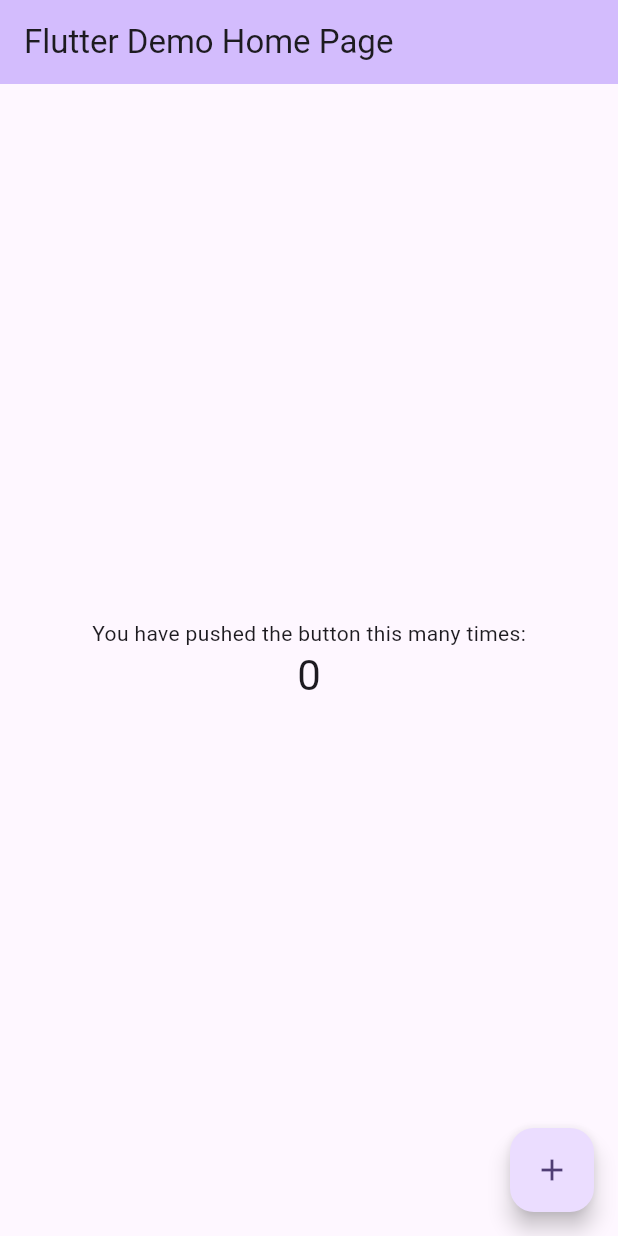
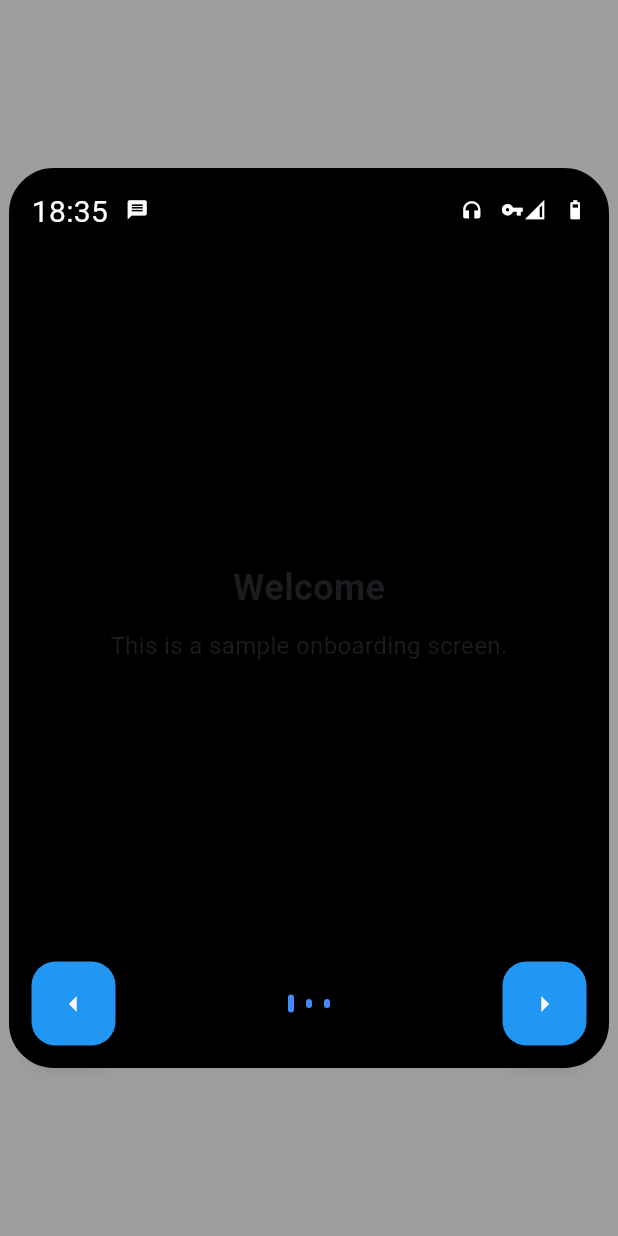
Before and after one commit to Maikaru-Sensei/Maikaru-Sensei.github.io, a Flutter app: the screen it shows after launch, on a phone screen of 412 x 824 dp. Run offline on Flutter 3.47's test engine with Material 3 defaults, Android fonts, the phone set to English and light mode, and no system bars.

Commit message:
add device

```diff
--- a/lib/main.dart
+++ b/lib/main.dart
@@ -1,4 +1,5 @@
 import 'package:flutter/material.dart';
+import 'package:github_io/widgets/onboarding_slider.dart';
 
 void main() {
   runApp(const MyApp());
@@ -7,15 +8,19 @@ void main() {
 class MyApp extends StatelessWidget {
   const MyApp({super.key});
 
-  // This widget is the root of your application.
   @override
   Widget build(BuildContext context) {
     return MaterialApp(
-      title: 'My Flutter Web App',
+      title: 'Michael',
       theme: ThemeData(
-        colorScheme: ColorScheme.fromSeed(seedColor: Colors.deepPurple),
-        useMaterial3: true,
+        scaffoldBackgroundColor: Colors.grey,
+        buttonTheme: const ButtonThemeData(
+          buttonColor: Colors.blue,
+          textTheme: ButtonTextTheme.primary,
+        ),
+        primarySwatch: Colors.blue,
       ),
+      color: Colors.black,
       home: const MyHomePage(title: 'Flutter Demo Home Page'),
     );
   }
@@ -31,60 +36,23 @@ class MyHomePage extends StatefulWidget {
 }
 
 class _MyHomePageState extends State<MyHomePage> {
-  int _counter = 0;
-
-  void _incrementCounter() {
-    setState(() {
-      _counter++;
-    });
-  }
-
   @override
   Widget build(BuildContext context) {
     return Scaffold(
-      appBar: AppBar(
-        // TRY THIS: Try changing the color here to a specific color (to
-        // Colors.amber, perhaps?) and trigger a hot reload to see the AppBar
-        // change color while the other colors stay the same.
-        backgroundColor: Theme.of(context).colorScheme.inversePrimary,
-        // Here we take the value from the MyHomePage object that was created by
-        // the App.build method, and use it to set our appbar title.
-        title: Text(widget.title),
-      ),
       body: Center(
-        // Center is a layout widget. It takes a single child and positions it
-        // in the middle of the parent.
-        child: Column(
-          // Column is also a layout widget. It takes a list of children and
-          // arranges them vertically. By default, it sizes itself to fit its
-          // children horizontally, and tries to be as tall as its parent.
-          //
-          // Column has various properties to control how it sizes itself and
-          // how it positions its children. Here we use mainAxisAlignment to
-          // center the children vertically; the main axis here is the vertical
-          // axis because Columns are vertical (the cross axis would be
-          // horizontal).
-          //
-          // TRY THIS: Invoke "debug painting" (choose the "Toggle Debug Paint"
-          // action in the IDE, or press "p" in the console), to see the
-          // wireframe for each widget.
-          mainAxisAlignment: MainAxisAlignment.center,
-          children: <Widget>[
-            const Text(
-              'You have pushed the button this many times:',
-            ),
-            Text(
-              '$_counter',
-              style: Theme.of(context).textTheme.headlineMedium,
-            ),
-          ],
+          child: Container(
+        width: 400,
+        height: 600,
+        decoration: BoxDecoration(
+          color: Colors.black,
+          borderRadius: BorderRadius.circular(30),
+          border: Border.all(color: Colors.black, width: 5),
         ),
-      ),
-      floatingActionButton: FloatingActionButton(
-        onPressed: _incrementCounter,
-        tooltip: 'Increment',
-        child: const Icon(Icons.add),
-      ), // This trailing comma makes auto-formatting nicer for build methods.
+        child: Padding(
+          padding: const EdgeInsets.all(10.0),
+          child: OnboardingSlider(), // Place the onboarding slider here
+        ),
+      )),
     );
   }
 }
--- /dev/null
+++ b/lib/widgets/onboarding_indicator.dart
@@ -0,0 +1,19 @@
+import 'package:flutter/material.dart';
+
+class OnboardingIndicator extends StatelessWidget {
+  final bool isActive;
+
+  const OnboardingIndicator({super.key, required this.isActive});
+
+  @override
+  Widget build(BuildContext context) {
+    return AnimatedContainer(
+      duration: const Duration(milliseconds: 300),
+      height: isActive ? 12 : 6,
+      width: 4,
+      decoration: const BoxDecoration(
+          color: Colors.blueAccent,
+          borderRadius: BorderRadius.all(Radius.circular(12))),
+    );
+  }
+}
--- /dev/null
+++ b/lib/widgets/onboarding_slider.dart
@@ -0,0 +1,179 @@
+import 'package:flutter/material.dart';
+import 'package:github_io/widgets/onboarding_indicator.dart';
+
+class OnboardingSlider extends StatefulWidget {
+  @override
+  _OnboardingSliderState createState() => _OnboardingSliderState();
+}
+
+class _OnboardingSliderState extends State<OnboardingSlider> {
+  final PageController _pageController = PageController();
+  int _currentPage = 0;
+
+  void _nextPage() {
+    if (_currentPage < 2) {
+      _pageController.nextPage(
+        duration: Duration(milliseconds: 300),
+        curve: Curves.easeInOut,
+      );
+    }
+  }
+
+  void _previousPage() {
+    if (_currentPage > 0) {
+      _pageController.previousPage(
+        duration: Duration(milliseconds: 300),
+        curve: Curves.easeInOut,
+      );
+    }
+  }
+
+  @override
+  Widget build(BuildContext context) {
+    return Column(
+      children: [
+        const Row(
+          mainAxisAlignment: MainAxisAlignment.start,
+          crossAxisAlignment: CrossAxisAlignment.start,
+          children: [
+            Text('18:35', style: TextStyle(fontSize: 20, color: Colors.white)),
+            SizedBox(
+              width: 12,
+            ),
+            Padding(
+                padding: EdgeInsets.only(top: 5),
+                child: Icon(
+                  Icons.message,
+                  size: 15,
+                  color: Colors.white,
+                )),
+            Spacer(),
+            Padding(
+                padding: EdgeInsets.only(top: 5),
+                child: Icon(
+                  Icons.headphones,
+                  size: 15,
+                  color: Colors.white,
+                )),
+            SizedBox(
+              width: 12,
+            ),
+            Padding(
+                padding: EdgeInsets.only(top: 5),
+                child: Icon(
+                  Icons.vpn_key,
+                  size: 15,
+                  color: Colors.white,
+                )),
+            Padding(
+                padding: EdgeInsets.only(top: 5),
+                child: Icon(
+                  Icons.network_cell,
+                  size: 15,
+                  color: Colors.white,
+                )),
+            SizedBox(
+              width: 12,
+            ),
+            Padding(
+                padding: EdgeInsets.only(top: 5),
+                child: Icon(
+                  Icons.battery_5_bar,
+                  size: 15,
+                  color: Colors.white,
+                )),
+          ],
+        ),
+        Expanded(
+          child: PageView(
+            controller: _pageController,
+            onPageChanged: (index) {
+              setState(() {
+                _currentPage = index;
+              });
+            },
+            children: [
+              OnboardingPage(
+                title: "Welcome",
+                description: "This is a sample onboarding screen.",
+                imagePath: "assets/images/onboarding1.png",
+              ),
+              OnboardingPage(
+                title: "Explore",
+                description: "Explore the features of our app.",
+                imagePath: "assets/images/onboarding2.png",
+              ),
+              OnboardingPage(
+                title: "Get Started",
+                description: "Let's get started!",
+                imagePath: "assets/images/onboarding3.png",
+              ),
+            ],
+          ),
+        ),
+        Row(
+          mainAxisAlignment: MainAxisAlignment.spaceBetween,
+          children: [
+            FloatingActionButton(
+              backgroundColor: Colors.blue,
+              disabledElevation: 0,
+              onPressed: _previousPage,
+              child: Icon(Icons.arrow_left,
+                  color: Theme.of(context).colorScheme.surface),
+            ),
+            Padding(
+                padding: const EdgeInsets.all(12),
+                child: Row(
+                  children: [
+                    ...List.generate(
+                        3,
+                        (index) => Padding(
+                              padding: const EdgeInsets.all(4),
+                              child: OnboardingIndicator(
+                                isActive: index == _currentPage,
+                              ),
+                            ))
+                  ],
+                )),
+            FloatingActionButton(
+              backgroundColor: Colors.blue,
+              disabledElevation: 0,
+              onPressed: _nextPage,
+              child: Icon(Icons.arrow_right,
+                  color: Theme.of(context).colorScheme.surface),
+            ),
+          ],
+        )
+      ],
+    );
+  }
+}
+
+class OnboardingPage extends StatelessWidget {
+  final String title;
+  final String description;
+  final String imagePath;
+
+  OnboardingPage(
+      {required this.title,
+      required this.description,
+      required this.imagePath});
+
+  @override
+  Widget build(BuildContext context) {
+    return Container(
+        color: Colors.black,
+        child: Column(
+          mainAxisAlignment: MainAxisAlignment.center,
+          children: [
+            // Placeholder for images if needed
+            SizedBox(height: 20),
+            Text(title,
+                style: TextStyle(fontSize: 24, fontWeight: FontWeight.bold)),
+            SizedBox(height: 10),
+            Text(description,
+                textAlign: TextAlign.center, style: TextStyle(fontSize: 16)),
+          ],
+        ));
+  }
+}
```
